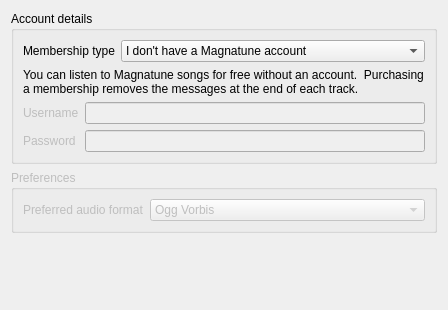
Qt form src/radio/magnatuneconfig.ui (clementine-player/Clementine) before a commit.
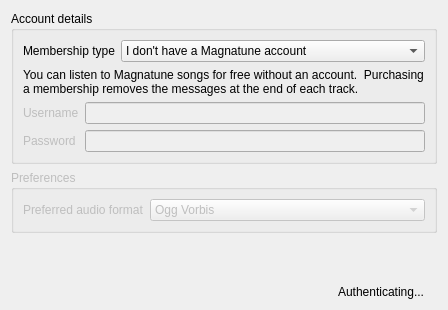
The same form after that commit. Custom widgets are drawn as their Qt base class.

What changed in the file:
```diff
--- a/src/radio/magnatuneconfig.ui
+++ b/src/radio/magnatuneconfig.ui
@@ -105,7 +105,7 @@
      </property>
      <layout class="QFormLayout" name="formLayout_2">
       <item row="0" column="0">
-       <widget class="QLabel" name="label_5">
+       <widget class="QLabel" name="audio_format_label">
         <property name="text">
          <string>Preferred audio format</string>
         </property>
@@ -156,8 +156,44 @@
      </property>
     </spacer>
    </item>
+   <item>
+    <widget class="QWidget" name="busy" native="true">
+     <layout class="QHBoxLayout" name="horizontalLayout">
+      <property name="margin">
+       <number>0</number>
+      </property>
+      <item>
+       <widget class="QLabel" name="label_5">
+        <property name="text">
+         <string>Authenticating...</string>
+        </property>
+        <property name="alignment">
+         <set>Qt::AlignRight|Qt::AlignTrailing|Qt::AlignVCenter</set>
+        </property>
+       </widget>
+      </item>
+      <item>
+       <widget class="BusyIndicator" name="label_6">
+        <property name="sizePolicy">
+         <sizepolicy hsizetype="Fixed" vsizetype="Preferred">
+          <horstretch>0</horstretch>
+          <verstretch>0</verstretch>
+         </sizepolicy>
+        </property>
+       </widget>
+      </item>
+     </layout>
+    </widget>
+   </item>
   </layout>
  </widget>
+ <customwidgets>
+  <customwidget>
+   <class>BusyIndicator</class>
+   <extends>QLabel</extends>
+   <header>widgets/busyindicator.h</header>
+  </customwidget>
+ </customwidgets>
  <resources/>
  <connections/>
 </ui>
```
